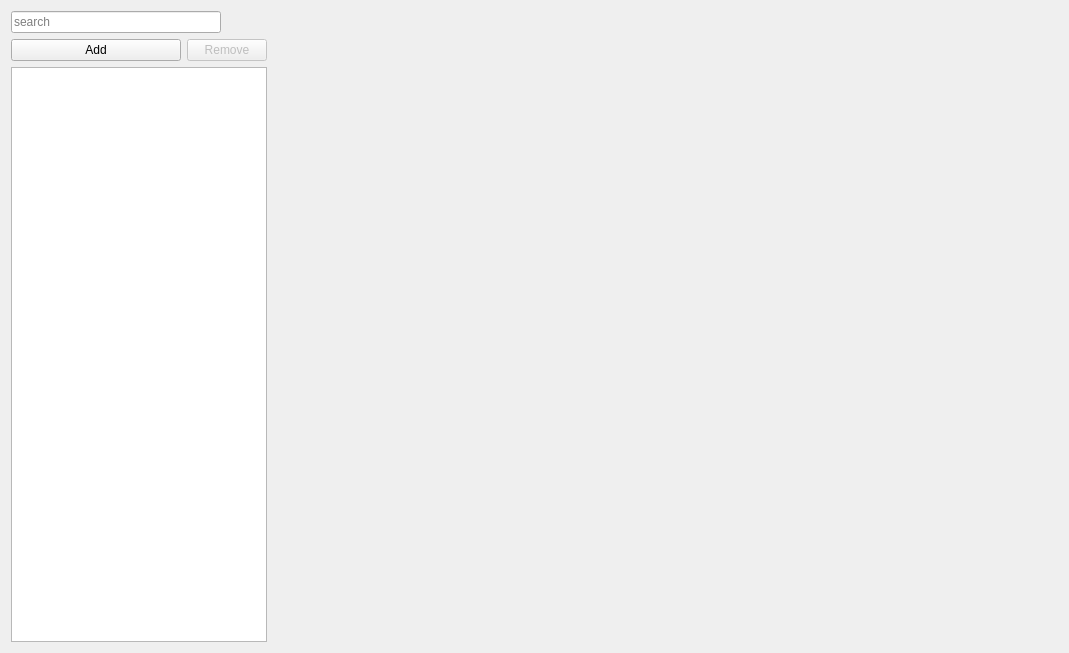
Above: ui/a2widget/a2item_editor.ui from ewerybody/a2 before the change. Below: the same form after it.
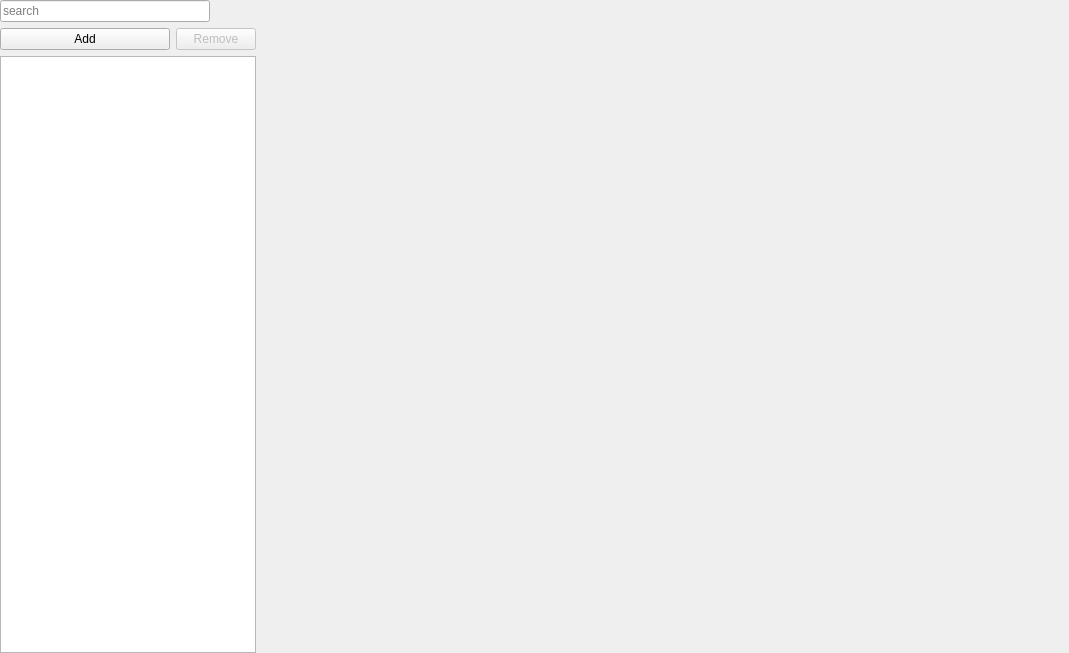
That is the form after the change. Custom widgets are drawn as their Qt base class.

Commit message: item editor standard margin removed

Diff of the .ui file:
```diff
--- a/ui/a2widget/a2item_editor.ui
+++ b/ui/a2widget/a2item_editor.ui
@@ -17,6 +17,9 @@
    </sizepolicy>
   </property>
   <layout class="QHBoxLayout" name="item_editor_layout" stretch="0,5">
+   <property name="margin">
+    <number>0</number>
+   </property>
    <item>
     <widget class="QWidget" name="list_layout_widget" native="true">
      <layout class="QVBoxLayout" name="list_layout">
```
Left out of the diff: 11 changed lines with no effect on the pictures. The commit also changes 1 other file.
